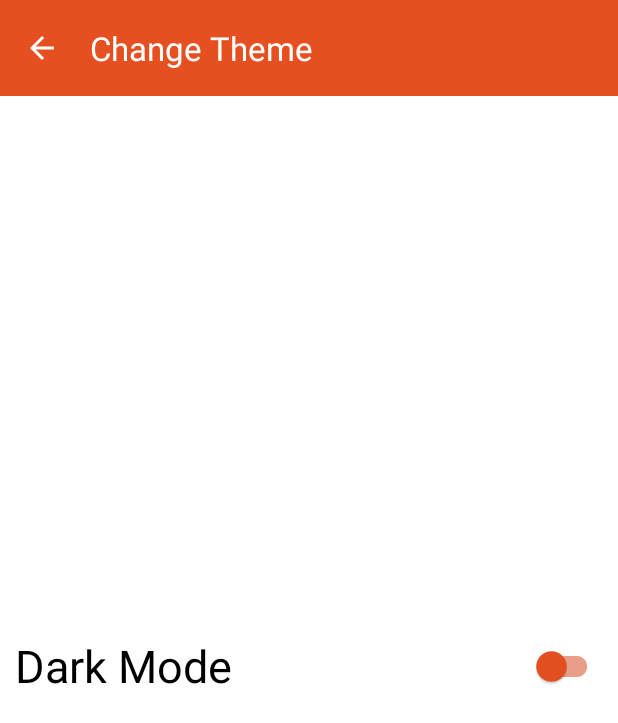
After one commit to akshitha-reddy-yadla/android-kotlin, an Android app: the ChangeThemeActivity screen opened directly, with no data from a screen before it, on a phone screen of 412 x 824 dp. The commit adds this screen. Shown: the top 723 px of the screen. Run offline under Robolectric (Android 15) with nearby library versions, the phone set to English and light mode, and no system bars.

Commit message:
Change theme xml

```diff
--- a/calculator/app/src/main/AndroidManifest.xml
+++ b/calculator/app/src/main/AndroidManifest.xml
@@ -13,6 +13,9 @@
         android:theme="@style/Theme.Calculator"
         tools:targetApi="31">
         <activity
+            android:name=".ChangeThemeActivity"
+            android:exported="false" />
+        <activity
             android:name=".MainActivity"
             android:exported="true">
             <intent-filter>
--- /dev/null
+++ b/calculator/app/src/main/java/com/akshitha/calculator/ChangeThemeActivity.kt
@@ -0,0 +1,20 @@
+package com.akshitha.calculator
+
+import android.os.Bundle
+import androidx.activity.enableEdgeToEdge
+import androidx.appcompat.app.AppCompatActivity
+import androidx.core.view.ViewCompat
+import androidx.core.view.WindowInsetsCompat
+
+class ChangeThemeActivity : AppCompatActivity() {
+    override fun onCreate(savedInstanceState: Bundle?) {
+        super.onCreate(savedInstanceState)
+        enableEdgeToEdge()
+        setContentView(R.layout.activity_change_theme)
+        ViewCompat.setOnApplyWindowInsetsListener(findViewById(R.id.main)) { v, insets ->
+            val systemBars = insets.getInsets(WindowInsetsCompat.Type.systemBars())
+            v.setPadding(systemBars.left, systemBars.top, systemBars.right, systemBars.bottom)
+            insets
+        }
+    }
+}
--- /dev/null
+++ b/calculator/app/src/main/res/drawable/arrow_back.xml
@@ -0,0 +1,5 @@
+<vector xmlns:android="http://schemas.android.com/apk/res/android" android:autoMirrored="true" android:height="24dp" android:tint="@color/white" android:viewportHeight="24" android:viewportWidth="24" android:width="24dp">
+
+    <path android:fillColor="@android:color/white" android:pathData="M20,11H7.83l5.59,-5.59L12,4l-8,8 8,8 1.41,-1.41L7.83,13H20v-2z"/>
+
+</vector>
--- /dev/null
+++ b/calculator/app/src/main/res/drawable/settings_icon.xml
@@ -0,0 +1,3 @@
+<vector xmlns:android="http://schemas.android.com/apk/res/android" android:height="24dp" android:tint="@color/white" android:viewportHeight="24" android:viewportWidth="24" android:width="24dp">
+    <path android:fillColor="@android:color/white" android:pathData="M19.14,12.94c0.04,-0.3 0.06,-0.61 0.06,-0.94c0,-0.32 -0.02,-0.64 -0.07,-0.94l2.03,-1.58c0.18,-0.14 0.23,-0.41 0.12,-0.61l-1.92,-3.32c-0.12,-0.22 -0.37,-0.29 -0.59,-0.22l-2.39,0.96c-0.5,-0.38 -1.03,-0.7 -1.62,-0.94L14.4,2.81c-0.04,-0.24 -0.24,-0.41 -0.48,-0.41h-3.84c-0.24,0 -0.43,0.17 -0.47,0.41L9.25,5.35C8.66,5.59 8.12,5.92 7.63,6.29L5.24,5.33c-0.22,-0.08 -0.47,0 -0.59,0.22L2.74,8.87C2.62,9.08 2.66,9.34 2.86,9.48l2.03,1.58C4.84,11.36 4.8,11.69 4.8,12s0.02,0.64 0.07,0.94l-2.03,1.58c-0.18,0.14 -0.23,0.41 -0.12,0.61l1.92,3.32c0.12,0.22 0.37,0.29 0.59,0.22l2.39,-0.96c0.5,0.38 1.03,0.7 1.62,0.94l0.36,2.54c0.05,0.24 0.24,0.41 0.48,0.41h3.84c0.24,0 0.44,-0.17 0.47,-0.41l0.36,-2.54c0.59,-0.24 1.13,-0.56 1.62,-0.94l2.39,0.96c0.22,0.08 0.47,0 0.59,-0.22l1.92,-3.32c0.12,-0.22 0.07,-0.47 -0.12,-0.61L19.14,12.94zM12,15.6c-1.98,0 -3.6,-1.62 -3.6,-3.6s1.62,-3.6 3.6,-3.6s3.6,1.62 3.6,3.6S13.98,15.6 12,15.6z"/>
+</vector>
--- a/calculator/app/src/main/res/layout-land/activity_main.xml
+++ b/calculator/app/src/main/res/layout-land/activity_main.xml
@@ -25,7 +25,9 @@
             android:layout_height="?attr/actionBarSize"
             android:background="@color/orange"
             app:title="Calculator"
-            app:titleTextColor="@color/white"></com.google.android.material.appbar.MaterialToolbar>
+            app:titleTextColor="@color/white"
+            app:menu="@menu/settings_menu"
+            ></com.google.android.material.appbar.MaterialToolbar>
     </com.google.android.material.appbar.AppBarLayout>
 
 
--- /dev/null
+++ b/calculator/app/src/main/res/layout/activity_change_theme.xml
@@ -0,0 +1,62 @@
+<?xml version="1.0" encoding="utf-8"?>
+<androidx.constraintlayout.widget.ConstraintLayout xmlns:android="http://schemas.android.com/apk/res/android"
+    xmlns:app="http://schemas.android.com/apk/res-auto"
+    xmlns:tools="http://schemas.android.com/tools"
+    android:id="@+id/main"
+    android:layout_width="match_parent"
+    android:layout_height="match_parent"
+    android:background="@color/background_color"
+    tools:context=".ChangeThemeActivity"
+    >
+
+    <com.google.android.material.appbar.AppBarLayout
+        android:id="@+id/appBarLayout2"
+        android:layout_width="match_parent"
+        android:layout_height="?attr/actionBarSize"
+        android:background="@color/bar_color"
+        app:layout_constraintEnd_toEndOf="parent"
+        app:layout_constraintStart_toStartOf="parent"
+        app:layout_constraintTop_toTopOf="parent">
+
+        <com.google.android.material.appbar.MaterialToolbar
+            android:id="@+id/toolbar2"
+            android:layout_width="match_parent"
+            android:layout_height="?attr/actionBarSize"
+            android:background="@color/orange"
+            app:title="Change Theme"
+            app:titleTextColor="@color/white"
+            app:navigationIcon="@drawable/arrow_back"
+            ></com.google.android.material.appbar.MaterialToolbar>
+    </com.google.android.material.appbar.AppBarLayout>
+
+    <LinearLayout
+        android:layout_width="match_parent"
+        android:layout_height="wrap_content"
+        android:orientation="horizontal"
+        android:layout_margin="10dp"
+        android:gravity="center_vertical"
+        app:layout_constraintEnd_toEndOf="parent"
+        app:layout_constraintBottom_toBottomOf="parent"
+        app:layout_constraintTop_toBottomOf="@id/appBarLayout2">
+
+        <TextView
+            android:layout_width="wrap_content"
+            android:layout_height="wrap_content"
+            android:text="Dark Mode"
+            android:textColor="@color/text_color"
+            android:textSize="30sp"
+            android:layout_weight="1" />
+
+        <com.google.android.material.switchmaterial.SwitchMaterial
+            android:layout_width="wrap_content"
+            android:layout_height="wrap_content"
+            android:id="@+id/mySwitch"
+            app:thumbTint="@color/switch_thumb"
+            app:trackTint="@color/switch_track"
+
+
+            />
+
+    </LinearLayout>
+
+</androidx.constraintlayout.widget.ConstraintLayout>
--- a/calculator/app/src/main/res/layout/activity_main.xml
+++ b/calculator/app/src/main/res/layout/activity_main.xml
@@ -24,7 +24,9 @@
             android:layout_height="?attr/actionBarSize"
             android:background="@color/orange"
             app:title="Calculator"
-            app:titleTextColor="@color/white"></com.google.android.material.appbar.MaterialToolbar>
+            app:titleTextColor="@color/white"
+            app:menu="@menu/settings_menu"
+            ></com.google.android.material.appbar.MaterialToolbar>
     </com.google.android.material.appbar.AppBarLayout>
 
     <TextView
--- a/calculator/app/src/main/res/values-night/colors.xml
+++ b/calculator/app/src/main/res/values-night/colors.xml
@@ -6,4 +6,7 @@
     <color name="background_color">#FF000000</color>
     <color name="text_color">#FFFFFFFF</color>
     <color name="orange">#FF9800</color>
+    <color name="switch_thumb">#E89F87</color>
+    <color name="switch_track">#FF9800</color>
+
 </resources>
--- a/calculator/app/src/main/res/values/colors.xml
+++ b/calculator/app/src/main/res/values/colors.xml
@@ -6,4 +6,7 @@
     <color name="text_color">#FF000000</color>
     <color name="background_color">#FFFFFFFF</color>
     <color name="orange">#E65020</color>
+    <color name="switch_thumb">#E65020</color>
+    <color name="switch_track">#E89F87</color>
+
 </resources>
```
Also changed, not shown: calculator/app/src/main/java/com/akshitha/calculator/MainActivity.kt (+15 -0 lines), calculator/app/src/main/res/menu/settings_menu.xml (added, +10 -0 lines).
